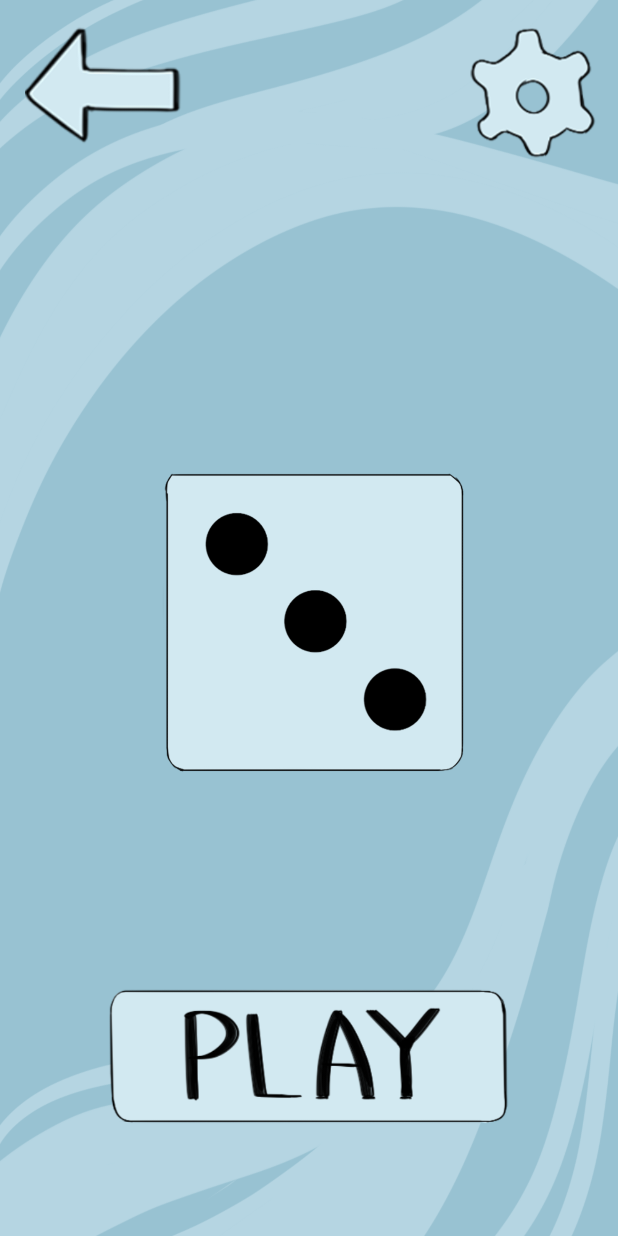
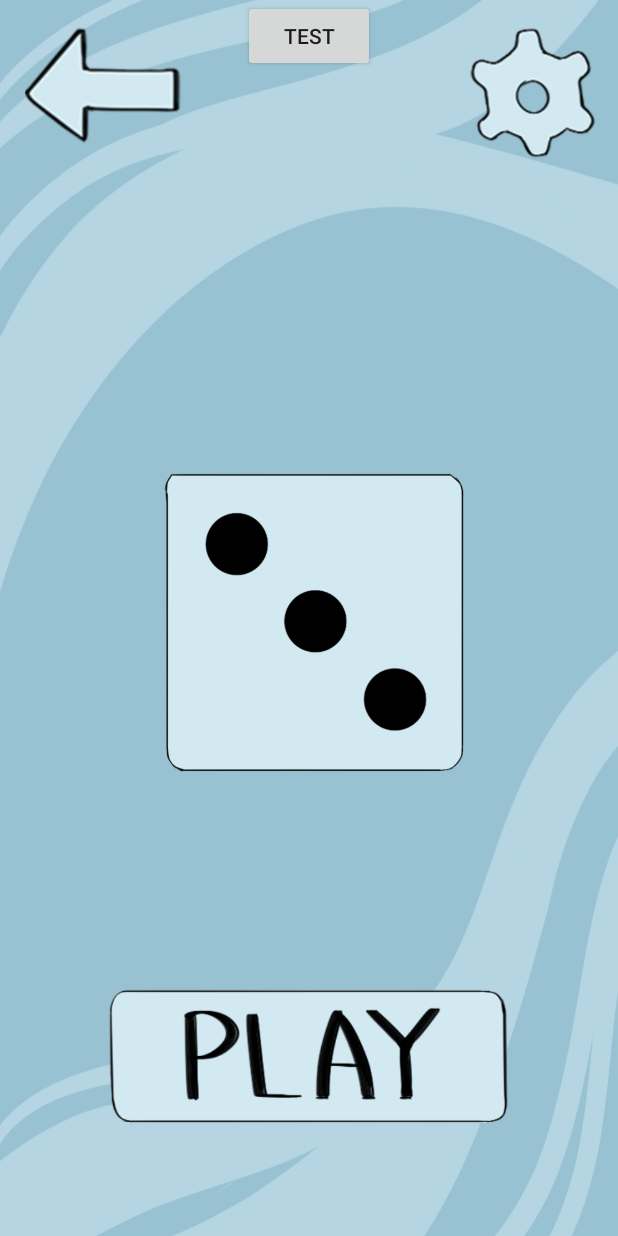
Before and after one commit to MDAsDEV/Kubiks, an Android app: the one_cubik screen opened directly, with no data from a screen before it, on a phone screen of 412 x 824 dp. Run offline under Robolectric (Android 15) with nearby library versions, the phone set to English and light mode, and no system bars.

```diff
--- a/app/src/main/java/com/example/kubiks/MainActivity.kt
+++ b/app/src/main/java/com/example/kubiks/MainActivity.kt
@@ -21,7 +21,9 @@ class MainActivity : AppCompatActivity() {
     private lateinit var prefs: SharedPreferences
     private lateinit var prefs_sound: SharedPreferences
     private val APP_PREFERENCES_COUNTER = "counter"
+    private val SOUND_PREFERENCES_MODE = "sound"
     private var was_first_screen: Int = 0
+    private var is_mute:Boolean = false
     var was = false
     @SuppressLint("ClickableViewAccessibility")
     override fun onCreate(savedInstanceState: Bundle?) {
@@ -131,6 +133,10 @@ class MainActivity : AppCompatActivity() {
             start_phone.isVisible = false // Делаем нашу ImageButton (которая является подсказкой куда тыкать на экране) невидимой
         }
 
+        if (prefs_sound.contains(APP_PREFERENCES_COUNTER)){
+            is_mute = prefs.getBoolean(SOUND_PREFERENCES_MODE, false)
+
+        }
     }
 
 }
--- a/app/src/main/java/com/example/kubiks/one_cubik.kt
+++ b/app/src/main/java/com/example/kubiks/one_cubik.kt
@@ -1,6 +1,10 @@
 package com.example.kubiks
 import android.annotation.SuppressLint
 import android.content.Intent
+import android.media.AudioAttributes
+import android.media.MediaPlayer
+import android.media.SoundPool
+import android.media.SoundPool.OnLoadCompleteListener
 import android.os.Bundle
 import android.util.Log
 import android.view.MotionEvent
@@ -8,19 +12,25 @@ import android.view.View
 import android.view.animation.Animation
 import android.view.animation.Animation.AnimationListener
 import android.view.animation.AnimationUtils
+import android.widget.Button
 import android.widget.ImageButton
 import android.widget.ImageView
+import android.widget.Toast
 import androidx.appcompat.app.AppCompatActivity
 import androidx.core.content.ContextCompat
 import kotlinx.android.synthetic.main.activity_one_cubik.*
-import android.media.AudioManager;
-import android.media.SoundPool;
-import android.media.SoundPool.OnLoadCompleteListener;
 import kotlin.random.Random
+import kotlin.system.exitProcess
 
 
-class one_cubik : AppCompatActivity() {
+class one_cubik : AppCompatActivity(), OnLoadCompleteListener {
     var was = false
+    var loaded: Boolean = false
+    lateinit var soundpool: SoundPool
+    private lateinit var mp: MediaPlayer
+    private var totalTime: Int = 0
+
+    //private val soundId = 1
     @SuppressLint("ClickableViewAccessibility")
     override fun onCreate(savedInstanceState: Bundle?) {
         super.onCreate(savedInstanceState)
@@ -49,10 +59,10 @@ class one_cubik : AppCompatActivity() {
         }
 
         val button_setings = findViewById<ImageButton>(R.id.settings_button) as ImageButton
-        if (!was){
+        if (!was) {
             button_setings.setOnTouchListener(object : View.OnTouchListener {
                 override fun onTouch(v: View?, event: MotionEvent?): Boolean {
-                    when (event?.action){
+                    when (event?.action) {
                         MotionEvent.ACTION_DOWN -> scale_settings()//Do Something
                     }
                     return v?.onTouchEvent(event) ?: true
@@ -60,6 +70,13 @@ class one_cubik : AppCompatActivity() {
             })
         }
 
+
+
+        mp = MediaPlayer.create(this, R.raw.dice)
+        mp.isLooping = false
+        mp.setVolume(0.5f, 0.5f)
+        totalTime = mp.duration
+        Log.i("total time == ", totalTime.toString())
         }
 
     fun go_back(){
@@ -99,7 +116,13 @@ class one_cubik : AppCompatActivity() {
             6 -> change_img_six()
         }
     }
+    fun play_sound(){
+        mp.start()
+
+    }
     fun scale_play(){
+        if (!mp.isPlaying) {
+            play_sound()
             was = true
             val image: ImageView = findViewById(R.id.pbutton)
             val animation =
@@ -110,23 +133,29 @@ class one_cubik : AppCompatActivity() {
             animation.setAnimationListener(object : AnimationListener {
                 override fun onAnimationStart(animation: Animation) {
                 }
+
                 override fun onAnimationEnd(animation: Animation) {
                     Log.i("START NEW", "START")
                     image.startAnimation(animation_empty)
                 }
+
                 override fun onAnimationRepeat(animation: Animation) {}
             })
 
             animation_empty.setAnimationListener(object : AnimationListener {
                 override fun onAnimationStart(animation: Animation) {
                 }
+
                 override fun onAnimationEnd(animation: Animation) {
                     Log.i("START", "here started")
                     lets_play()
                 }
+
                 override fun onAnimationRepeat(animation: Animation) {}
             })
             was = false
+            Log.i("test", "start function")
+        }
     }
     fun scale_back(){
         was = true
@@ -163,4 +192,8 @@ class one_cubik : AppCompatActivity() {
         val intent_setting = Intent(this, settings::class.java)
         startActivity(intent_setting)
     }
+
+    override fun onLoadComplete(soundPool: SoundPool?, sampleId: Int, status: Int) {
+        TODO("Not yet implemented")
     }
+}
--- a/app/src/main/res/layout/activity_one_cubik.xml
+++ b/app/src/main/res/layout/activity_one_cubik.xml
@@ -56,9 +56,13 @@
         app:srcCompat="@drawable/diceth"
         android:contentDescription="@string/onedice" />
 
-
-
-
+    <Button
+        android:id="@+id/testbtn1"
+        android:layout_width="wrap_content"
+        android:layout_height="wrap_content"
+        android:layout_centerHorizontal="true"
+        android:text="test"
+        ></Button>
 
 
 </RelativeLayout>
```
Also changed, not shown: 2 other files. Lines whose indentation alone changed are shown as unchanged.
